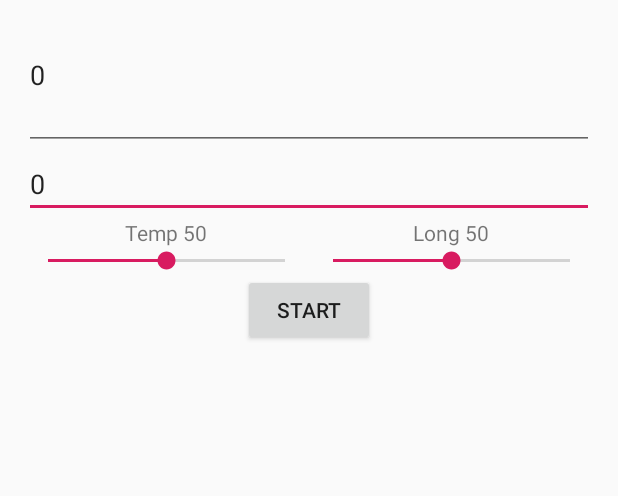
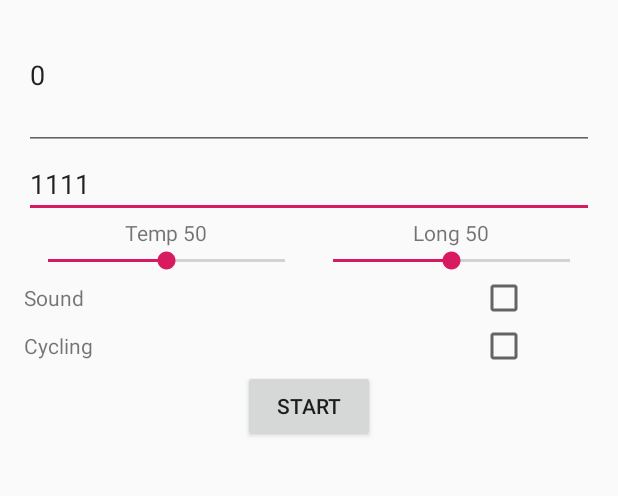
Before and after one commit to since85stas/CodeVibra, an Android app: the screen it shows after launch (MainActivity), on a phone screen of 412 x 824 dp, the part 181-677 px from its top. Run offline under Robolectric (Android 15) with nearby library versions, the phone set to English and light mode, and no system bars; our stand-ins replace data binding.

Commit message:
adding checks

```diff
--- a/app/src/main/java/ru/batura/stat/codevibra/BindingsAdapters.kt
+++ b/app/src/main/java/ru/batura/stat/codevibra/BindingsAdapters.kt
@@ -1,5 +1,6 @@
 package ru.batura.stat.codevibra
 
+import android.widget.CheckBox
 import android.widget.EditText
 import android.widget.SeekBar
 import androidx.databinding.BindingAdapter
@@ -55,3 +56,12 @@ fun bindSeekListner(seekBar: SeekBar, model : MainViewModel) {
         }
     }
 }
+
+/**
+ *   добавляем слушатель на фокус
+ */
+@BindingAdapter("addCheckListner")
+fun bindCheckListner(checkBox: CheckBox, model : MainViewModel) {
+    print("focus")
+    checkBox.setOnCheckedChangeListener(model.checkListner)
+}
--- a/app/src/main/java/ru/batura/stat/codevibra/ChessClockRx/ChessClockRx.java
+++ b/app/src/main/java/ru/batura/stat/codevibra/ChessClockRx/ChessClockRx.java
@@ -70,6 +70,10 @@ public class ChessClockRx {
         return obs;
     }
 
+    public void stopTimer() {
+        mSubscription.unsubscribe();
+    }
+
     private void logOnCompleted() {
         Log.d(TAG, "The day has come, may my watch end!");
     }
--- a/app/src/main/java/ru/batura/stat/codevibra/ui/main/MainFragment.kt
+++ b/app/src/main/java/ru/batura/stat/codevibra/ui/main/MainFragment.kt
@@ -120,7 +120,7 @@ class MainFragment : Fragment(), SoundPool.OnLoadCompleteListener {
 
         //
         viewModel.isStartPlay.observe(viewLifecycleOwner, Observer {
-            if (it) {
+            if (it ) {
                 playSound()
             } else {
                 stopSound()
--- a/app/src/main/java/ru/batura/stat/codevibra/ui/main/MainViewModel.kt
+++ b/app/src/main/java/ru/batura/stat/codevibra/ui/main/MainViewModel.kt
@@ -45,6 +45,9 @@ class MainViewModel : ViewModel() , ChessStateChageListner {
     var longListner = LongSeekBarListner(this)
 
     //
+    var checkListner = CheckListner(this)
+
+    //
     var seekTempLive : MutableLiveData<Int> = MutableLiveData()
     var seekLongLive : MutableLiveData<Int> = MutableLiveData()
 
@@ -63,9 +66,15 @@ class MainViewModel : ViewModel() , ChessStateChageListner {
     val stopV : LiveData<Boolean>
         get() = _stopV
 
-    private var _isStartPlay : MutableLiveData<Boolean> = MutableLiveData(false)
+    private var _isStartPlay : MutableLiveData<Boolean> = MutableLiveData(true)
     val isStartPlay : LiveData<Boolean>
         get() = _isStartPlay
+
+    var soundClock : ChessClockRx? = null
+
+    public var isSoundOn = false
+
+    public var isCycleOn = false
 
     init {
         print("init view model")
@@ -93,11 +102,13 @@ class MainViewModel : ViewModel() , ChessStateChageListner {
     }
 
     /**
-     * запускается после окончания вибрации
+     * запускается после окончания вибрации тут же отключаем звук
      */
     fun vibrateFinish() {
         _startV.value = -99
         _stopV.value = false
+        soundClock!!.stopTimer()
+        _isStartPlay.value = true
     }
 
     /**
@@ -127,7 +138,7 @@ class MainViewModel : ViewModel() , ChessStateChageListner {
     }
 
     fun startClock( pattern : LongArray) {
-        val timer = ChessClockRx(this,pattern)
+        soundClock = ChessClockRx(this,pattern)
     }
 
     override fun timeChange(time: Long) {
--- a/app/src/main/res/layout/main_fragment.xml
+++ b/app/src/main/res/layout/main_fragment.xml
@@ -48,7 +48,7 @@
             android:layout_height="wrap_content"
             android:focusedByDefault="true"
             android:inputType="number"
-            android:text="0" />
+            android:text="1111" />
 
         <LinearLayout
             android:layout_width="match_parent"
@@ -104,6 +104,42 @@
             </LinearLayout>
         </LinearLayout>
 
+        <LinearLayout
+            android:layout_width="match_parent"
+            android:layout_height="wrap_content"
+            android:orientation="horizontal">
+            <TextView
+                android:layout_width="0dp"
+                android:layout_height="wrap_content"
+                android:layout_weight="4"
+                android:text="Sound"/>
+            <CheckBox
+                android:id="@+id/sound_check"
+                android:layout_width="0dp"
+                android:layout_height="wrap_content"
+                android:layout_weight="1"
+                addCheckListner="@{viewModel}"
+                />
+        </LinearLayout>
+
+        <LinearLayout
+            android:layout_width="match_parent"
+            android:layout_height="wrap_content"
+            android:orientation="horizontal">
+            <TextView
+                android:layout_width="0dp"
+                android:layout_height="wrap_content"
+                android:layout_weight="4"
+                android:text="Cycling"/>
+            <CheckBox
+                android:id="@+id/cycle_check"
+                android:layout_width="0dp"
+                android:layout_height="wrap_content"
+                android:layout_weight="1"
+                addCheckListner="@{viewModel}"
+                />
+        </LinearLayout>
+
         <Button
             android:id="@+id/start_button"
             android:layout_width="wrap_content"
```
Also changed, not shown: app/src/main/java/ru/batura/stat/codevibra/ChessClockRx/ChessClockSubscriber.java (+5 -5 lines), app/src/main/java/ru/batura/stat/codevibra/SeekBarListner.kt (+26 -0 lines).
